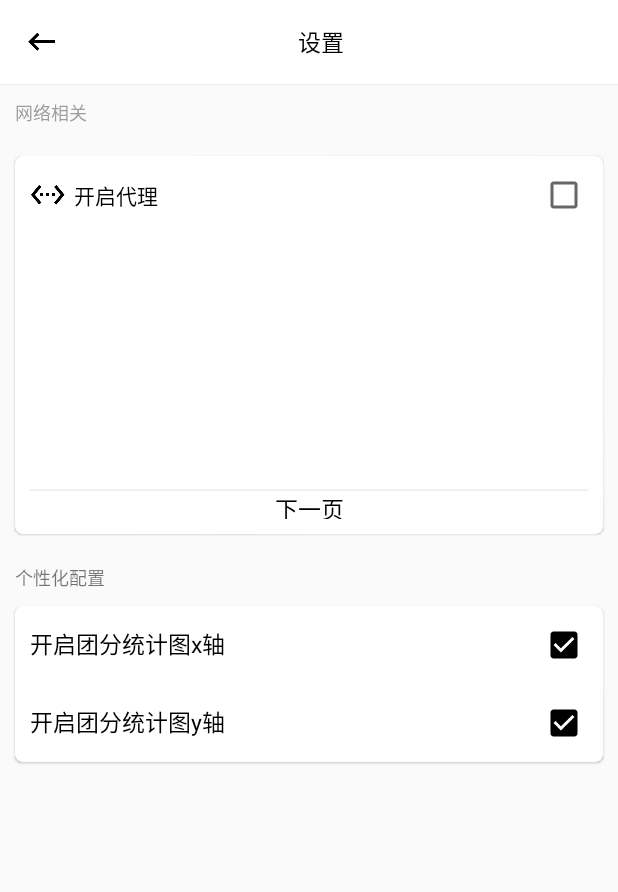
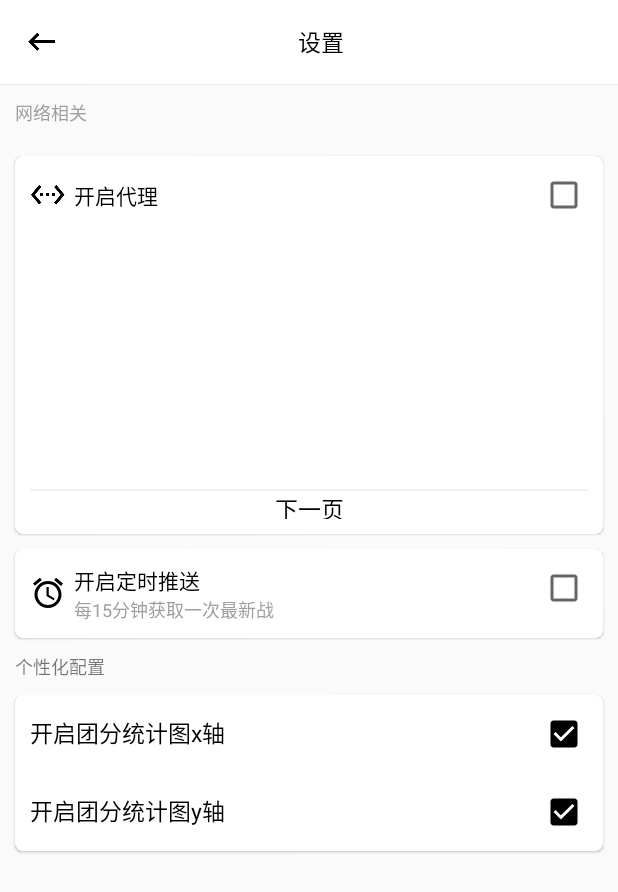
Before and after one commit to Aoyihala/300Hero, an Android app: the SettingActivity screen opened directly, with no data from a screen before it, on a phone screen of 412 x 824 dp. Shown: the top 892 px of the screen. Run offline under Robolectric (Android 15) with nearby library versions, the phone set to English and light mode, and no system bars; our stand-ins replace ButterKnife, CircleImageView, EventBus; libraries missing offline, so code that uses them is left out: com.igexin.sdk, net.cachapa.expandablelayout, org.greenrobot.greendao, org.xutils.x; plain views replace ExpandableLayout; 1 statement that could not run was skipped.

Commit message:
定时推送最新战绩
定时推送最新战绩

```diff
--- a/app/src/main/java/com/example/evenalone/a300hero/ui/ListActivity.java
+++ b/app/src/main/java/com/example/evenalone/a300hero/ui/ListActivity.java
@@ -270,8 +270,12 @@ public class ListActivity extends BaseActivity {
             public void onclick(LocalUserBean userBean) {
                 //操作
                 //重新走一遍
+                nickname = userBean.getNickname();
                 menuPopwindow.dismiss();
                 SpUtils.selectUser(userBean.getNickname());
+                //清楚mianuser
+                SpUtils.setMianUser(null);
+                //重新加载一次
                 roleListAdapter.setLocalUserBeanList(userBeanDao.loadAll());
                 roleListAdapter.notifyDataSetChanged();
                 refresh();
--- a/app/src/main/java/com/example/evenalone/a300hero/utils/OkhttpUtils.java
+++ b/app/src/main/java/com/example/evenalone/a300hero/utils/OkhttpUtils.java
@@ -194,7 +194,6 @@ public class OkhttpUtils
     {
 
         //主动取消
-
         call = okHttpClient.newCall(request);
         call.enqueue(new Callback() {
             @Override
--- a/app/src/main/java/com/example/evenalone/a300hero/utils/SpUtils.java
+++ b/app/src/main/java/com/example/evenalone/a300hero/utils/SpUtils.java
@@ -126,4 +126,17 @@ public class SpUtils
         boolean color = preferences.getBoolean("y",true);
         return color;
     }
+
+    public static boolean isClock() {
+        SharedPreferences preferences = MyApplication.getContext().getSharedPreferences("clock",Context.MODE_PRIVATE);
+        boolean color = preferences.getBoolean("auto",false);
+        return color;
+    }
+    public static void setClock(boolean clock)
+    {
+        SharedPreferences preferences = MyApplication.getContext().getSharedPreferences("clock",Context.MODE_PRIVATE);
+        SharedPreferences.Editor editor = preferences.edit();
+        editor.putBoolean("auto",clock);
+        editor.apply();
+    }
 }
--- /dev/null
+++ b/app/src/main/res/drawable-v21/ic_alarm_black_24dp.xml
@@ -0,0 +1,4 @@
+<?xml version="1.0" encoding="UTF-8" standalone="no"?>
+<vector xmlns:android="http://schemas.android.com/apk/res/android" android:height="24dp" android:viewportHeight="24.0" android:viewportWidth="24.0" android:width="24dp">
+    <path android:fillColor="#000000" android:pathData="M22,5.72l-4.6,-3.86 -1.29,1.53 4.6,3.86L22,5.72zM7.88,3.39L6.6,1.86 2,5.71l1.29,1.53 4.59,-3.85zM12.5,8L11,8v6l4.75,2.85 0.75,-1.23 -4,-2.37L12.5,8zM12,4c-4.97,0 -9,4.03 -9,9s4.02,9 9,9c4.97,0 9,-4.03 9,-9s-4.03,-9 -9,-9zM12,20c-3.87,0 -7,-3.13 -7,-7s3.13,-7 7,-7 7,3.13 7,7 -3.13,7 -7,7z"/>
+</vector>
--- /dev/null
+++ b/app/src/main/res/drawable/ic_alarm_black_24dp.xml
@@ -0,0 +1,4 @@
+<?xml version="1.0" encoding="UTF-8" standalone="no"?>
+<vector xmlns:android="http://schemas.android.com/apk/res/android" android:height="24dp" android:viewportHeight="24.0" android:viewportWidth="24.0" android:width="24dp">
+    <path android:fillColor="#000000" android:pathData="M22,5.72l-4.6,-3.86 -1.29,1.53 4.6,3.86L22,5.72zM7.88,3.39L6.6,1.86 2,5.71l1.29,1.53 4.59,-3.85zM12.5,8L11,8v6l4.75,2.85 0.75,-1.23 -4,-2.37L12.5,8zM12,4c-4.97,0 -9,4.03 -9,9s4.02,9 9,9c4.97,0 9,-4.03 9,-9s-4.03,-9 -9,-9zM12,20c-3.87,0 -7,-3.13 -7,-7s3.13,-7 7,-7 7,3.13 7,7 -3.13,7 -7,7z"/>
+</vector>
--- a/app/src/main/res/layout/activity_setting.xml
+++ b/app/src/main/res/layout/activity_setting.xml
@@ -99,6 +99,51 @@
                     </net.cachapa.expandablelayout.ExpandableLayout>
                 </RelativeLayout>
             </android.support.v7.widget.CardView>
+    <android.support.v7.widget.CardView
+        android:layout_width="match_parent"
+        app:cardCornerRadius="5dp"
+        android:layout_marginRight="10dp"
+        android:id="@+id/card_clock"
+        app:cardElevation="1dp"
+        android:layout_marginLeft="10dp"
+        android:layout_height="wrap_content">
+        <LinearLayout
+            android:orientation="horizontal"
+            android:padding="10dp"
+            android:layout_width="match_parent"
+            android:layout_height="wrap_content">
+            <ImageView
+                android:background="@drawable/ic_alarm_black_24dp"
+                android:layout_gravity="center_vertical"
+                android:layout_width="wrap_content"
+                android:layout_height="wrap_content" />
+            <LinearLayout
+                android:orientation="vertical"
+                android:layout_marginLeft="5dp"
+                android:layout_weight="1"
+                android:layout_width="match_parent"
+                android:layout_height="wrap_content">
+                <TextView
+                    android:textColor="#000"
+                    android:text="开启定时推送"
+                    android:layout_width="wrap_content"
+                    android:layout_height="wrap_content" />
+                <TextView
+                    android:textColor="@color/gray"
+                    android:textSize="12sp"
+                    android:text="每15分钟获取一次最新战"
+                    android:layout_width="wrap_content"
+                    android:layout_height="wrap_content"
+                    />
+            </LinearLayout>
+            <CheckBox
+                android:id="@+id/check_clock"
+                android:layout_width="wrap_content"
+                android:layout_height="wrap_content" />
+        </LinearLayout>
+
+
+    </android.support.v7.widget.CardView>
     <TextView
         android:textSize="12sp"
         android:text="个性化配置"
```
Also changed, not shown: app/src/main/java/com/example/evenalone/a300hero/app/MyApplication.java (+17 -1 lines), app/src/main/java/com/example/evenalone/a300hero/service/JobSchedulerManager.java (+14 -6 lines), app/src/main/java/com/example/evenalone/a300hero/service/JobTimer.java (+36 -3 lines), app/src/main/java/com/example/evenalone/a300hero/service/MyNotifiService.java (+181 -10 lines), app/src/main/java/com/example/evenalone/a300hero/service/MyPushService.java (+8 -13 lines), app/src/main/java/com/example/evenalone/a300hero/service/PushCallBackService.java (+15 -13 lines), app/src/main/java/com/example/evenalone/a300hero/ui/SettingActivity.java (+80 -11 lines).
